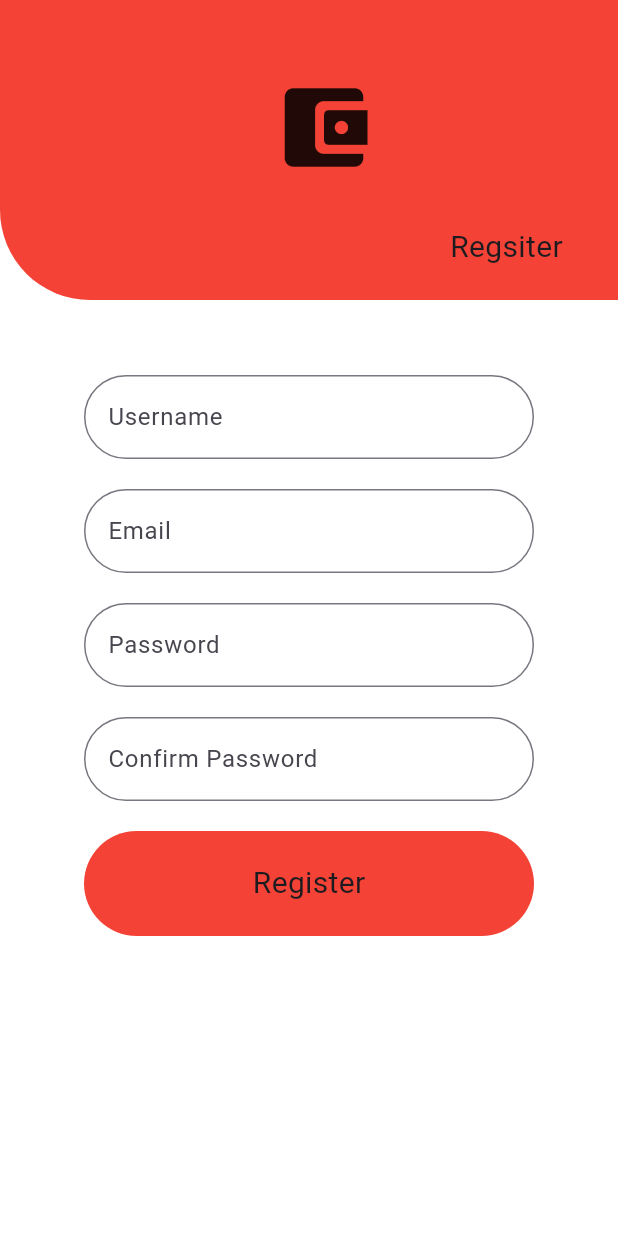
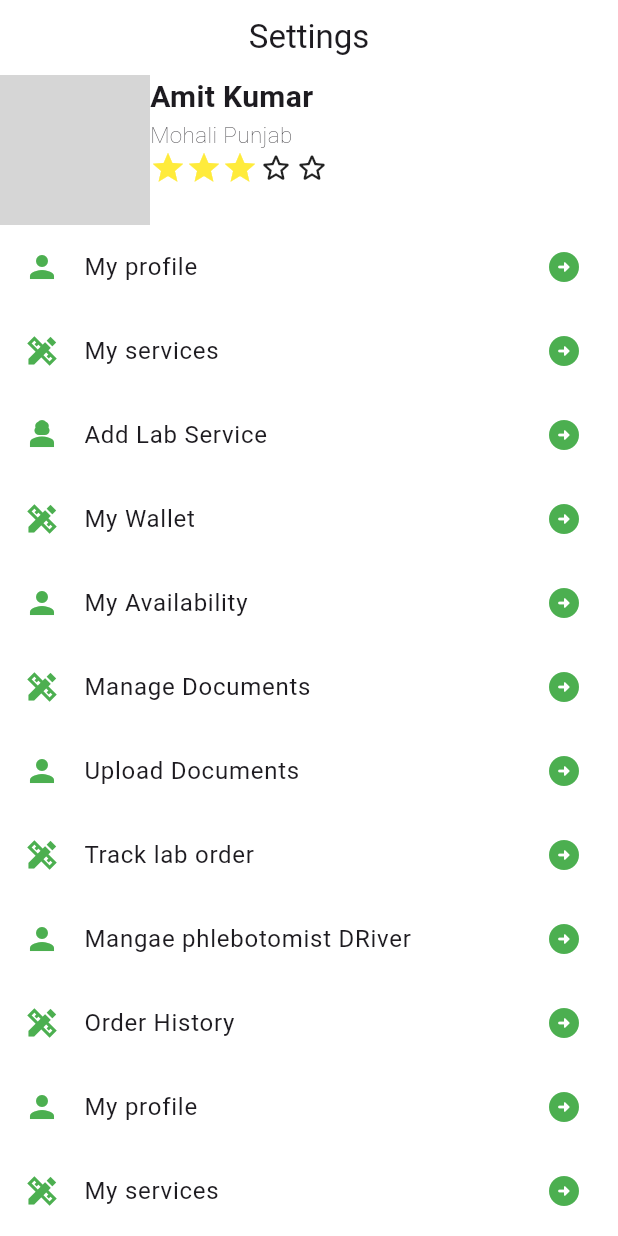
Before and after one commit to jatinthakur9/prac, a Flutter app: the screen it shows after launch, on a phone screen of 412 x 824 dp. Run offline on Flutter 3.47's test engine with Material 2 defaults, Android fonts, the phone set to English and light mode, and no system bars; grey boxes are pictures that could not be loaded.

Commit message:
6TH july

```diff
--- /dev/null
+++ b/lib/july/6thjuly/healthkangaroosettings.dart
@@ -0,0 +1,244 @@
+import 'package:flutter/material.dart';
+import 'package:prac/july/5july/loginscreen.dart';
+import 'package:prac/june/8thjune/appbarself.dart';
+
+class Healthyy extends StatefulWidget {
+  const Healthyy({super.key});
+
+  @override
+  State<Healthyy> createState() => _HealthyyState();
+}
+
+List iconnss = [
+  Icon(
+    Icons.person,
+    color: Colors.green,
+  ),
+  Icon(
+    Icons.design_services_sharp,
+    color: Colors.green,
+  ),
+  Icon(
+    Icons.person_3_sharp,
+    color: Colors.green,
+  ),
+  Icon(
+    Icons.design_services_sharp,
+    color: Colors.green,
+  ),
+  Icon(
+    Icons.person,
+    color: Colors.green,
+  ),
+  Icon(
+    Icons.design_services_sharp,
+    color: Colors.green,
+  ),
+  Icon(
+    Icons.person,
+    color: Colors.green,
+  ),
+  Icon(
+    Icons.design_services_sharp,
+    color: Colors.green,
+  ),
+  Icon(
+    Icons.person,
+    color: Colors.green,
+  ),
+  Icon(
+    Icons.design_services_sharp,
+    color: Colors.green,
+  ),
+  Icon(
+    Icons.person,
+    color: Colors.green,
+  ),
+  Icon(
+    Icons.design_services_sharp,
+    color: Colors.green,
+  ),
+  Icon(
+    Icons.person_3_sharp,
+    color: Colors.green,
+  ),
+  Icon(
+    Icons.design_services_sharp,
+    color: Colors.green,
+  ),
+  Icon(
+    Icons.person,
+    color: Colors.green,
+  ),
+  Icon(
+    Icons.design_services_sharp,
+    color: Colors.green,
+  ),
+  Icon(
+    Icons.person,
+    color: Colors.green,
+  ),
+  Icon(
+    Icons.design_services_sharp,
+    color: Colors.green,
+  ),
+  Icon(
+    Icons.person,
+    color: Colors.green,
+  ),
+  Icon(
+    Icons.design_services_sharp,
+    color: Colors.green,
+  ),
+];
+
+List nammmesss = [
+  'My profile',
+  'My services',
+  'Add Lab Service',
+  'My Wallet',
+  'My Availability',
+  'Manage Documents ',
+  'Upload Documents  ',
+  'Track lab order ',
+  'Mangae phlebotomist DRiver ',
+  'Order History',
+  'My profile',
+  'My services',
+  'Add Lab Service',
+  'My Wallet',
+  'My Availability',
+  'Manage Documents ',
+  'Upload Documents  ',
+  'Track lab order ',
+  'Mangae phlebotomist DRiver ',
+  'Order History',
+];
+
+List pages = [
+  Loginscreen(),
+  appbarself(),
+  Loginscreen(),
+  appbarself(),
+  Loginscreen(),
+  appbarself(),
+  Loginscreen(),
+  appbarself(),
+  Loginscreen(),
+  appbarself(),
+  Loginscreen(),
+  appbarself(),
+  Loginscreen(),
+  appbarself(),
+  Loginscreen(),
+  appbarself(),
+  Loginscreen(),
+  appbarself(),
+  Loginscreen(),
+  appbarself(),
+];
+
+class _HealthyyState extends State<Healthyy> {
+  @override
+  Widget build(BuildContext context) {
+    return Scaffold(
+      backgroundColor: Color.fromARGB(221, 231, 14, 14),
+      appBar: AppBar(
+        backgroundColor: Color.fromARGB(255, 255, 255, 255),
+        toolbarHeight: 50,
+        title: Center(child: Text('Settings')),
+      ),
+      body: Column(
+        children: [
+          Container(
+            height: 100,
+            width: 500,
+            color: Color.fromARGB(255, 255, 255, 255),
+            child: Row(
+              children: [
+                Container(
+                  height: 100,
+                  width: 100,
+                  decoration: BoxDecoration(
+                      image: DecorationImage(
+                        image: AssetImage(
+                          'assets/okay.jpg',
+                        ),
+                        fit: BoxFit.fill,
+                      ),
+                      shape: BoxShape.circle,
+                      color: Color.fromARGB(255, 255, 255, 255)),
+                ),
+                Container(
+                  height: 100,
+                  width: 300,
+                  color: Color.fromARGB(255, 255, 255, 255),
+                  child: Column(
+                    crossAxisAlignment: CrossAxisAlignment.start,
+                    children: [
+                      Text(
+                        'Amit Kumar ',
+                        style: TextStyle(
+                            fontSize: 20, fontWeight: FontWeight.bold),
+                      ),
+                      Text(
+                        'Mohali Punjab ',
+                        style: TextStyle(
+                            fontSize: 15, fontWeight: FontWeight.w100),
+                      ),
+                      Container(
+                        child: Row(
+                          children: [
+                            Icon(
+                              Icons.star,
+                              color: Colors.yellow,
+                            ),
+                            Icon(
+                              Icons.star,
+                              color: Colors.yellow,
+                            ),
+                            Icon(
+                              Icons.star,
+                              color: Colors.yellow,
+                            ),
+                            Icon(Icons.star_border_rounded),
+                            Icon(Icons.star_border_rounded),
+                          ],
+                        ),
+                      )
+                    ],
+                  ),
+                )
+              ],
+            ),
+          ),
+          Expanded(
+            child: ListView.builder(
+              itemBuilder: (context, index) {
+                return ListTile(
+                  leading: iconnss[index],
+                  title: Text(nammmesss[index]),
+                  tileColor: const Color.fromARGB(255, 255, 255, 255),
+                  trailing: InkWell(
+                    child: Icon(
+                      Icons.arrow_circle_right_rounded,
+                      color: Colors.green,
+                    ),
+                    onTap: () {
+                      Navigator.push(
+                          context,
+                          MaterialPageRoute(
+                            builder: (context) => pages[index],
+                          ));
+                    },
+                  ),
+                );
+              },
+              itemCount: nammmesss.length,
+            ),
+          )
+        ],
+      ),
+    );
+  }
+}
--- a/lib/main.dart
+++ b/lib/main.dart
@@ -1,5 +1,7 @@
 import 'package:flutter/material.dart';
 import 'package:prac/july/5july/loginscreen.dart';
+import 'package:prac/july/6thjuly/healthkangaroosettings.dart';
+import 'package:prac/july/6thjuly/listviewww.dart';
 
 void main() {
   runApp(const MyApp());
@@ -18,6 +20,6 @@ class MyApp extends StatelessWidget {
           colorScheme: ColorScheme.fromSeed(seedColor: Colors.deepPurple),
           useMaterial3: true,
         ),
-        home: Loginscreen());
+        home: Healthyy());
   }
 }
```
Also changed, not shown: lib/july/6thjuly/listviewww.dart (added, +114 -0 lines), 1 other file.
